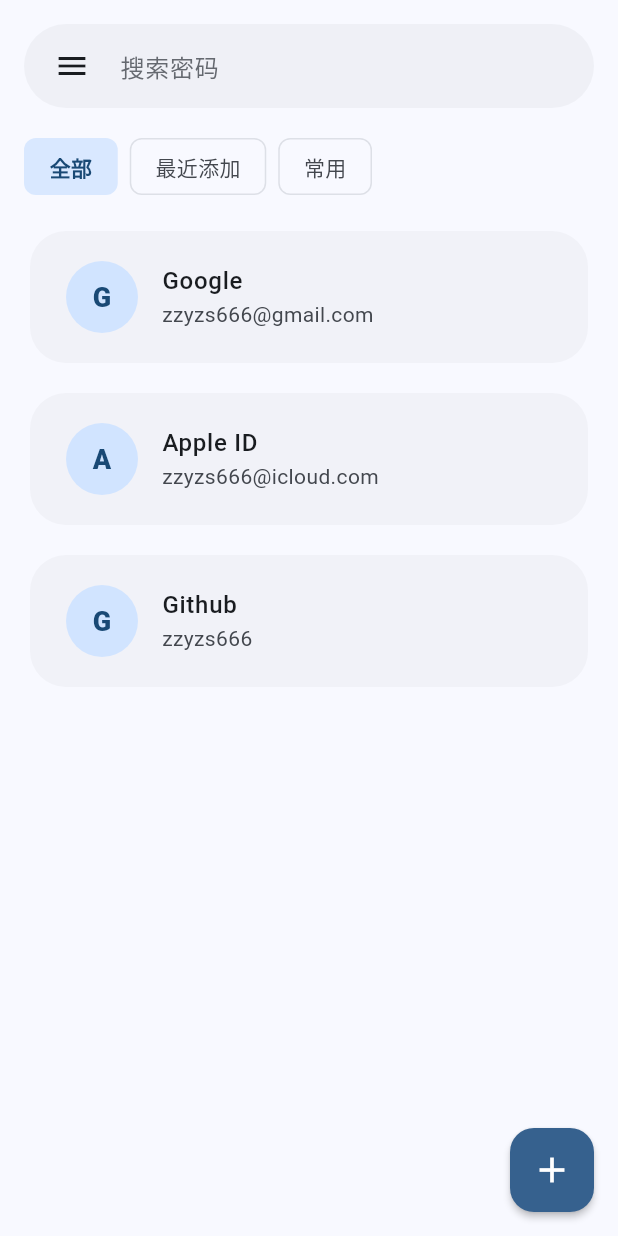
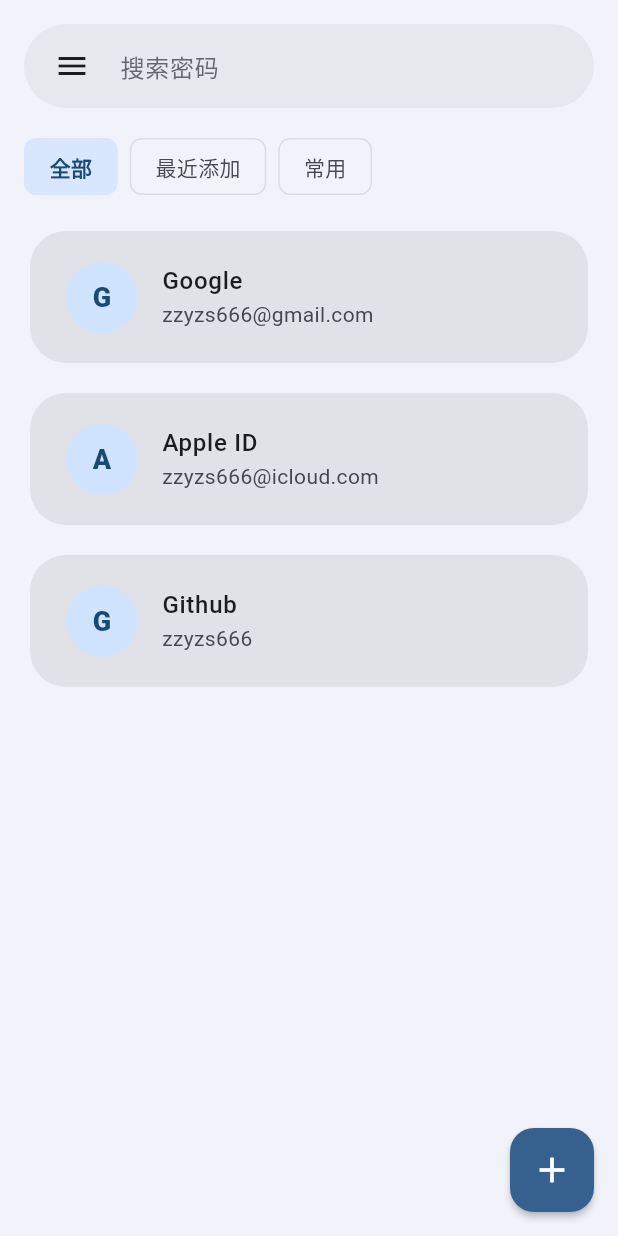
Before and after one commit to CFSL-E/PASS-F2, a Flutter app: the screen it shows after launch, on a phone screen of 412 x 824 dp. Run offline on Flutter 3.47's test engine with Material 3 defaults, Android fonts, the phone set to English and light mode, and no system bars; drawn by our look-alikes of dynamic_color.

Commit message:
Add files via upload

```diff
--- a/lib/home_page.dart
+++ b/lib/home_page.dart
@@ -23,7 +23,7 @@
     final colorScheme = Theme.of(context).colorScheme;
 
     return Scaffold(
-      backgroundColor: colorScheme.surface,
+      backgroundColor: colorScheme.surfaceContainerLow,
       body: SafeArea(
         child: Padding(
           padding: const EdgeInsets.symmetric(horizontal: 16.0),
@@ -52,7 +52,7 @@
                 elevation: WidgetStateProperty.all(0),
                 backgroundColor: WidgetStateProperty.all(
                    // 类似截图中的淡色背景
-                  colorScheme.surfaceContainerHigh.withOpacity(0.5),
+                  colorScheme.surfaceContainerHigh,
                 ),
               ),
               const SizedBox(height: 20),
@@ -81,7 +81,7 @@
                       child: Card(
                         elevation: 0,
                         // 还原截图中的扁平大圆角淡色气泡卡片设计
-                        color: colorScheme.surfaceContainerHighest.withOpacity(0.3),
+                        color: colorScheme.surfaceContainerHighest,
                         shape: RoundedRectangleBorder(
                           borderRadius: BorderRadius.circular(24),
                         ),
--- a/lib/main.dart
+++ b/lib/main.dart
@@ -45,7 +45,7 @@
             // 【关键配置】实现类似 Pixel 的原生页面推拉/极客缩放动画
             pageTransitionsTheme: const PageTransitionsTheme(
               builders: {
-                TargetPlatform.android: ZoomPageTransitionsBuilder(),
+                TargetPlatform.android: FadeUpwardsPageTransitionsBuilder(),
                 TargetPlatform.iOS: CupertinoPageTransitionsBuilder(),
               },
             ),
@@ -55,7 +55,7 @@
             useMaterial3: true,
             pageTransitionsTheme: const PageTransitionsTheme(
               builders: {
-                TargetPlatform.android: ZoomPageTransitionsBuilder(),
+                TargetPlatform.android: FadeUpwardsPageTransitionsBuilder(),
                 TargetPlatform.iOS: CupertinoPageTransitionsBuilder(),
               },
             ),
--- a/lib/settings_page.dart
+++ b/lib/settings_page.dart
@@ -9,7 +9,7 @@
 
     // 【规范】独立的全新 Scaffold，配合大标题滑动效果
     return Scaffold(
-      backgroundColor: colorScheme.surface,
+      backgroundColor: colorScheme.surfaceContainerLow,
       body: NestedScrollView(
         headerSliverBuilder: (BuildContext context, bool innerBoxIsScrolled) {
           return <Widget>[
@@ -17,7 +17,7 @@
             SliverAppBar.large(
               title: const Text('设置'),
               // 当此页面向下滑动时，大标题依然保持 MD3 圆润背景或直接融入整体
-              backgroundColor: colorScheme.surface,
+              backgroundColor: colorScheme.surfaceContainerLow,
               surfaceTintColor: colorScheme.surfaceTint,
             ),
           ];
```
